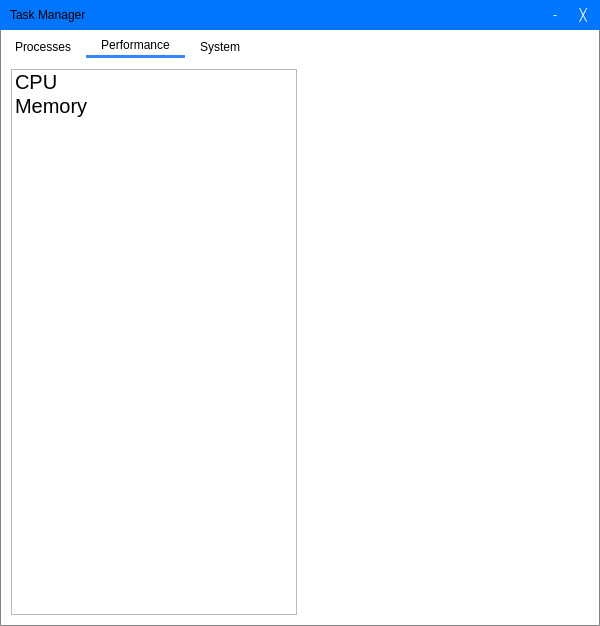
Old version of the form Mainwindow.ui in the repository yuxincs/taskmanager.
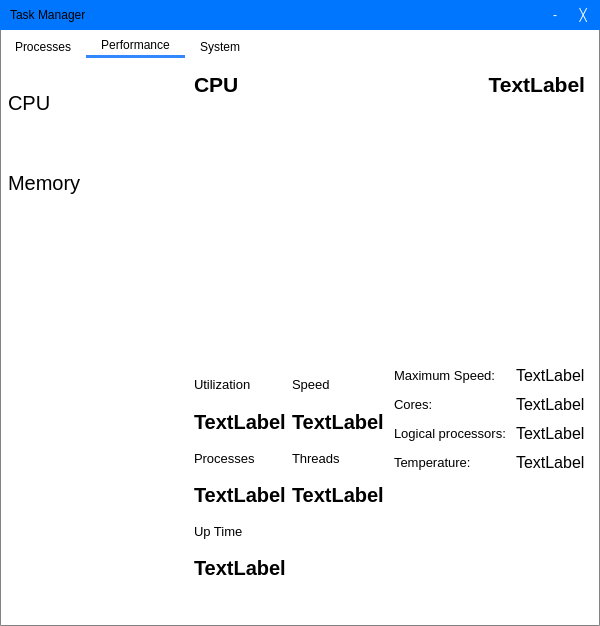
New version of the form. Custom widgets are drawn as their Qt base class.

Commit message: Setup UI for cpu usage page.

The edit to the form file:
```diff
--- a/Mainwindow.ui
+++ b/Mainwindow.ui
@@ -134,6 +134,26 @@
 	background-color:rgb(0, 118, 255);
 }
 
+QListView{
+	background:transparent;
+	border:none;
+}
+
+QListView::item:selected{
+	background-color: rgb(205,232,255);
+	color:black;
+	border:1px solid rgb(17, 125, 187);
+}
+
+QListView::item:hover:!selected {
+   background-color: rgb(229, 243, 255);
+	border:1px solid rgb(17, 125, 187);
+} 
+
+QListView::item{
+	min-height:80px;
+}
+
 </string>
   </property>
   <widget class="QWidget" name="centralWidget">
@@ -290,9 +310,27 @@
        <attribute name="title">
         <string>Performance</string>
        </attribute>
-       <layout class="QHBoxLayout" name="horizontalLayout_3">
+       <layout class="QHBoxLayout" name="horizontalLayout_3" stretch="1,2">
+        <property name="spacing">
+         <number>10</number>
+        </property>
+        <property name="leftMargin">
+         <number>5</number>
+        </property>
+        <property name="topMargin">
+         <number>5</number>
+        </property>
+        <property name="rightMargin">
+         <number>15</number>
+        </property>
+        <property name="bottomMargin">
+         <number>0</number>
+        </property>
         <item>
          <widget class="QListWidget" name="usageOptionList">
+          <property name="viewMode">
+           <enum>QListView::ListMode</enum>
+          </property>
           <item>
            <property name="text">
             <string>CPU</string>
@@ -317,19 +355,449 @@
         </item>
         <item>
          <widget class="QStackedWidget" name="stackedWidget">
-          <widget class="QWidget" name="couPage">
-           <widget class="UsagePlot" name="cpuUsagePLot" native="true">
-            <property name="geometry">
-             <rect>
-              <x>30</x>
-              <y>40</y>
-              <width>211</width>
-              <height>91</height>
-             </rect>
+          <widget class="QWidget" name="cpuPage">
+           <layout class="QVBoxLayout" name="verticalLayout_4" stretch="1,6,6">
+            <property name="spacing">
+             <number>0</number>
             </property>
-           </widget>
-           <zorder>usageOptionList</zorder>
-           <zorder>cpuUsagePLot</zorder>
+            <property name="leftMargin">
+             <number>0</number>
+            </property>
+            <property name="topMargin">
+             <number>0</number>
+            </property>
+            <property name="rightMargin">
+             <number>0</number>
+            </property>
+            <property name="bottomMargin">
+             <number>0</number>
+            </property>
+            <item>
+             <layout class="QHBoxLayout" name="horizontalLayout_4" stretch="1,5">
+              <property name="spacing">
+               <number>0</number>
+              </property>
+              <property name="leftMargin">
+               <number>5</number>
+              </property>
+              <item>
+               <widget class="QLabel" name="cpuLabel">
+                <property name="palette">
+                 <palette>
+                  <active/>
+                  <inactive/>
+                  <disabled/>
+                 </palette>
+                </property>
+                <property name="font">
+                 <font>
+                  <family>Segoe UI</family>
+                  <pointsize>16</pointsize>
+                  <weight>75</weight>
+                  <bold>true</bold>
+                 </font>
+                </property>
+                <property name="text">
+                 <string>CPU</string>
+                </property>
+               </widget>
+              </item>
+              <item>
+               <widget class="QLabel" name="cpuName">
+                <property name="palette">
+                 <palette>
+                  <active/>
+                  <inactive/>
+                  <disabled/>
+                 </palette>
+                </property>
+                <property name="font">
+                 <font>
+                  <family>Segoe UI</family>
+                  <pointsize>16</pointsize>
+                  <weight>75</weight>
+                  <bold>true</bold>
+                 </font>
+                </property>
+                <property name="text">
+                 <string>TextLabel</string>
+                </property>
+                <property name="alignment">
+                 <set>Qt::AlignRight|Qt::AlignTrailing|Qt::AlignVCenter</set>
+                </property>
+               </widget>
+              </item>
+             </layout>
+            </item>
+            <item>
+             <widget class="UsagePlot" name="cpuUsagePLot" native="true"/>
+            </item>
+            <item>
+             <layout class="QHBoxLayout" name="horizontalLayout_5">
+              <property name="spacing">
+               <number>10</number>
+              </property>
+              <property name="leftMargin">
+               <number>5</number>
+              </property>
+              <item>
+               <layout class="QVBoxLayout" name="verticalLayout_3" stretch="4,1,1">
+                <property name="spacing">
+                 <number>0</number>
+                </property>
+                <property name="bottomMargin">
+                 <number>40</number>
+                </property>
+                <item>
+                 <layout class="QGridLayout" name="gridLayout">
+                  <property name="verticalSpacing">
+                   <number>0</number>
+                  </property>
+                  <item row="0" column="1">
+                   <widget class="QLabel" name="label_3">
+                    <property name="palette">
+                     <palette>
+                      <active/>
+                      <inactive/>
+                      <disabled/>
+                     </palette>
+                    </property>
+                    <property name="font">
+                     <font>
+                      <family>Segoe UI</family>
+                      <pointsize>10</pointsize>
+                     </font>
+                    </property>
+                    <property name="text">
+                     <string>Speed</string>
+                    </property>
+                   </widget>
+                  </item>
+                  <item row="0" column="0">
+                   <widget class="QLabel" name="label_2">
+                    <property name="palette">
+                     <palette>
+                      <active/>
+                      <inactive/>
+                      <disabled/>
+                     </palette>
+                    </property>
+                    <property name="font">
+                     <font>
+                      <family>Segoe UI</family>
+                      <pointsize>10</pointsize>
+                     </font>
+                    </property>
+                    <property name="text">
+                     <string>Utilization</string>
+                    </property>
+                   </widget>
+                  </item>
+                  <item row="3" column="0">
+                   <widget class="QLabel" name="label">
+                    <property name="font">
+                     <font>
+                      <family>Segoe UI</family>
+                      <pointsize>15</pointsize>
+                      <weight>75</weight>
+                      <bold>true</bold>
+                     </font>
+                    </property>
+                    <property name="text">
+                     <string>TextLabel</string>
+                    </property>
+                   </widget>
+                  </item>
+                  <item row="1" column="0">
+                   <widget class="QLabel" name="label_13">
+                    <property name="font">
+                     <font>
+                      <family>Segoe UI</family>
+                      <pointsize>15</pointsize>
+                      <weight>75</weight>
+                      <bold>true</bold>
+                     </font>
+                    </property>
+                    <property name="text">
+                     <string>TextLabel</string>
+                    </property>
+                   </widget>
+                  </item>
+                  <item row="3" column="1">
+                   <widget class="QLabel" name="label_4">
+                    <property name="font">
+                     <font>
+                      <family>Segoe UI</family>
+                      <pointsize>15</pointsize>
+                      <weight>75</weight>
+                      <bold>true</bold>
+                     </font>
+                    </property>
+                    <property name="text">
+                     <string>TextLabel</string>
+                    </property>
+                   </widget>
+                  </item>
+                  <item row="1" column="1">
+                   <widget class="QLabel" name="label_14">
+                    <property name="font">
+                     <font>
+                      <family>Segoe UI</family>
+                      <pointsize>15</pointsize>
+                      <weight>75</weight>
+                      <bold>true</bold>
+                     </font>
+                    </property>
+                    <property name="text">
+                     <string>TextLabel</string>
+                    </property>
+                   </widget>
+                  </item>
+                  <item row="2" column="0">
+                   <widget class="QLabel" name="label_15">
+                    <property name="palette">
+                     <palette>
+                      <active/>
+                      <inactive/>
+                      <disabled/>
+                     </palette>
+                    </property>
+                    <property name="font">
+                     <font>
+                      <family>Segoe UI</family>
+                      <pointsize>10</pointsize>
+                     </font>
+                    </property>
+                    <property name="text">
+                     <string>Processes</string>
+                    </property>
+                   </widget>
+                  </item>
+                  <item row="2" column="1">
+                   <widget class="QLabel" name="label_16">
+                    <property name="palette">
+                     <palette>
+                      <active/>
+                      <inactive/>
+                      <disabled/>
+                     </palette>
+                    </property>
+                    <property name="font">
+                     <font>
+                      <family>Segoe UI</family>
+                      <pointsize>10</pointsize>
+                     </font>
+                    </property>
+                    <property name="text">
+                     <string>Threads</string>
+                    </property>
+                   </widget>
+                  </item>
+                 </layout>
+                </item>
+                <item>
+                 <widget class="QLabel" name="label_12">
+                  <property name="palette">
+                   <palette>
+                    <active/>
+                    <inactive/>
+                    <disabled/>
+                   </palette>
+                  </property>
+                  <property name="font">
+                   <font>
+                    <family>Segoe UI</family>
+                    <pointsize>10</pointsize>
+                   </font>
+                  </property>
+                  <property name="text">
+                   <string>Up Time</string>
+                  </property>
+                 </widget>
+                </item>
+                <item>
+                 <widget class="QLabel" name="label_5">
+                  <property name="font">
+                   <font>
+                    <family>Segoe UI</family>
+                    <pointsize>15</pointsize>
+                    <weight>75</weight>
+                    <bold>true</bold>
+                   </font>
+                  </property>
+                  <property name="text">
+                   <string>TextLabel</string>
+                  </property>
+                 </widget>
+                </item>
+               </layout>
+              </item>
+              <item>
+               <spacer name="horizontalSpacer">
+                <property name="orientation">
+                 <enum>Qt::Horizontal</enum>
+                </property>
+                <property name="sizeHint" stdset="0">
+                 <size>
+                  <width>40</width>
+                  <height>20</height>
+                 </size>
+                </property>
+               </spacer>
+              </item>
+              <item>
+               <layout class="QFormLayout" name="formLayout">
+                <property name="horizontalSpacing">
+                 <number>10</number>
+                </property>
+                <property name="verticalSpacing">
+                 <number>10</number>
+                </property>
+                <item row="0" column="0">
+                 <widget class="QLabel" name="label_6">
+                  <property name="palette">
+                   <palette>
+                    <active/>
+                    <inactive/>
+                    <disabled/>
+                   </palette>
+                  </property>
+                  <property name="font">
+                   <font>
+                    <family>Segoe UI</family>
+                    <pointsize>10</pointsize>
+                   </font>
+                  </property>
+                  <property name="text">
+                   <string>Maximum Speed:</string>
+                  </property>
+                 </widget>
+                </item>
+                <item row="1" column="0">
+                 <widget class="QLabel" name="label_7">
+                  <property name="palette">
+                   <palette>
+                    <active/>
+                    <inactive/>
+                    <disabled/>
+                   </palette>
+                  </property>
+                  <property name="font">
+                   <font>
+                    <family>Segoe UI</family>
+                    <pointsize>10</pointsize>
+                   </font>
+                  </property>
+                  <property name="text">
+                   <string>Cores:</string>
+                  </property>
+                 </widget>
+                </item>
+                <item row="2" column="0">
+                 <widget class="QLabel" name="label_8">
+                  <property name="palette">
+                   <palette>
+                    <active/>
+                    <inactive/>
+                    <disabled/>
+                   </palette>
+                  </property>
+                  <property name="font">
+                   <font>
+                    <family>Segoe UI</family>
+                    <pointsize>10</pointsize>
+                   </font>
+                  </property>
+                  <property name="text">
+                   <string>Logical processors:</string>
+                  </property>
+                 </widget>
+                </item>
+                <item row="0" column="1">
+                 <widget class="QLabel" name="label_9">
+                  <property name="font">
+                   <font>
+                    <family>Segoe UI</family>
+                    <pointsize>12</pointsize>
+                    <weight>50</weight>
+                    <bold>false</bold>
+                   </font>
+                  </property>
+                  <property name="text">
+                   <string>TextLabel</string>
+                  </property>
+                 </widget>
+                </item>
+                <item row="1" column="1">
+                 <widget class="QLabel" name="label_10">
+                  <property name="font">
+                   <font>
+                    <family>Segoe UI</family>
+                    <pointsize>12</pointsize>
+                    <weight>50</weight>
+                    <bold>false</bold>
+                   </font>
+                  </property>
+                  <property name="text">
+                   <string>TextLabel</string>
+                  </property>
+                 </widget>
+                </item>
+                <item row="2" column="1">
+                 <widget class="QLabel" name="label_11">
+                  <property name="font">
+                   <font>
+                    <family>Segoe UI</family>
+                    <pointsize>12</pointsize>
+                    <weight>50</weight>
+                    <bold>false</bold>
+                   </font>
+                  </property>
+                  <property name="text">
+                   <string>TextLabel</string>
+                  </property>
+                 </widget>
+                </item>
+                <item row="3" column="0">
+                 <widget class="QLabel" name="label_17">
+                  <property name="palette">
+                   <palette>
+                    <active/>
+                    <inactive/>
+                    <disabled/>
+                   </palette>
+                  </property>
+                  <property name="font">
+                   <font>
+                    <family>Segoe UI</family>
+                    <pointsize>10</pointsize>
+                   </font>
+                  </property>
+                  <property name="text">
+                   <string>Temperature:</string>
+                  </property>
+                 </widget>
+                </item>
+                <item row="3" column="1">
+                 <widget class="QLabel" name="label_18">
+                  <property name="font">
+                   <font>
+                    <family>Segoe UI</family>
+                    <pointsize>12</pointsize>
+                    <weight>50</weight>
+                    <bold>false</bold>
+                   </font>
+                  </property>
+                  <property name="text">
+                   <string>TextLabel</string>
+                  </property>
+                 </widget>
+                </item>
+               </layout>
+              </item>
+             </layout>
+            </item>
+           </layout>
           </widget>
           <widget class="QWidget" name="memoryPage">
            <widget class="UsagePlot" name="memoryUsagePlot" native="true">
```
Left out of the diff: 17 changed lines with no effect on the pictures. The commit also changes 2 other files.
